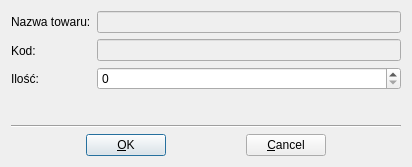
The window that ZmienIlosc.ui (juliagoda/qfaktury) describes before a commit, drawn with Qt 5.
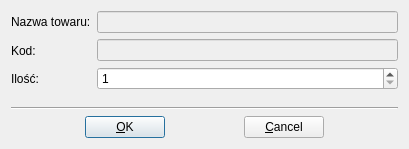
The same window after the commit.

The edit to the form file:
```diff
--- a/ZmienIlosc.ui
+++ b/ZmienIlosc.ui
@@ -5,8 +5,8 @@
    <rect>
     <x>0</x>
     <y>0</y>
-    <width>412</width>
-    <height>167</height>
+    <width>409</width>
+    <height>149</height>
    </rect>
   </property>
   <property name="windowTitle" >
@@ -167,6 +167,9 @@
        </item>
        <item>
         <widget class="QSpinBox" name="spinAmount" >
+         <property name="minimum" >
+          <number>1</number>
+         </property>
          <property name="maximum" >
           <number>999999</number>
          </property>
```
Left out of the diff: 8 changed lines with no effect on the pictures.
